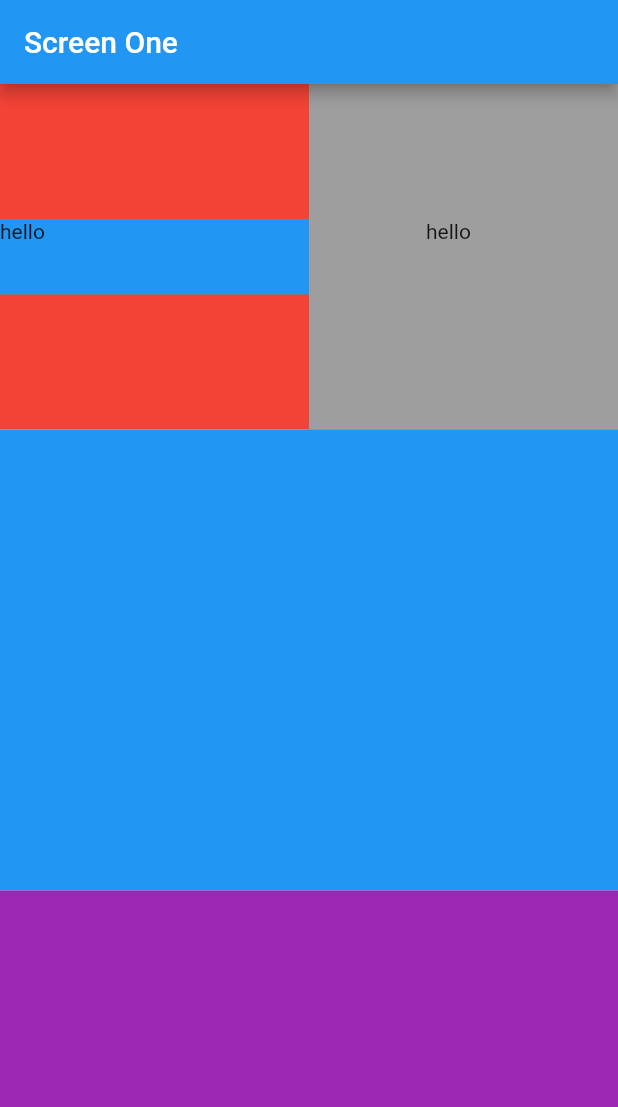
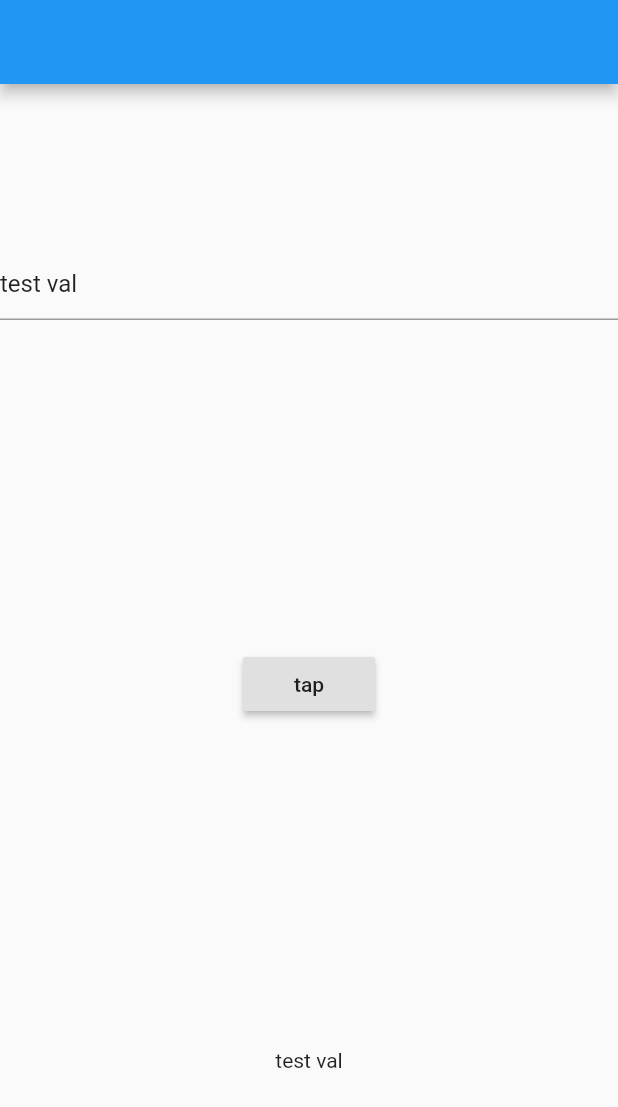
Before and after one commit to shakeeb1998/flutter_online_2, a Flutter app: the screen it shows after launch, on a phone screen of 412 x 824 dp. Shown: the top 1107 px of the screen. Run offline on Flutter 3.47's test engine with Material 2 defaults, Android fonts, the phone set to English and light mode, and no system bars.

Commit message:
value passing

```diff
--- a/lib/main.dart
+++ b/lib/main.dart
@@ -3,6 +3,7 @@ import 'package:flutter_online_2/rows_and_columns.dart';
 import 'package:flutter_online_2/second.dart';
 
 void main() {
+
   runApp(new MyApp());
 //  Person(name: "dd",);
 }
@@ -19,6 +20,8 @@ class ContainerVaribles {
 class _MyAppState extends State<MyApp> {
   ValueNotifier colorNotifier = new ValueNotifier({"color": ""});
   ContainerVaribles cv = new ContainerVaribles();
+  ValueNotifier valueNotifier = new ValueNotifier("test val");
+  String text="";
 
 
 //  dynamic color = Colors.red;
@@ -26,81 +29,15 @@ class _MyAppState extends State<MyApp> {
   Widget build(BuildContext context) {
     return new MaterialApp(
       home: new Scaffold(
-        appBar: new AppBar(
-          title: new Text("Screen One"),
-        ),
+        appBar: new AppBar(title: new Text(text),),
+          body: new Column(
+            mainAxisAlignment: MainAxisAlignment.spaceAround,
+            children: <Widget>[
+            CTextF(valueNotifier: valueNotifier,),
+            CButton(valueNotifier: valueNotifier,),
 
-        body: Column(
-          children: <Widget>[
-
-            Flexible(
-                flex: 30,
-                child: Column(
-                  children: <Widget>[
-                    Expanded(
-                      child: Container(
-                        color: Colors.red,
-                        child: Row(
-                          children: <Widget>[
-//                          new Text("ss"),
-                            Flexible(
-                              flex: 50,
-                              child: Row(
-                                children: <Widget>[
-                                  Expanded(
-                                    child: Container(
-                                      color: Colors.green,
-                                      child: ContainerOne(width: 50.0,height: 50.0,),
-                                    ),
-                                  ),
-                                ],
-                              ),
-                            ),
-                            Flexible(
-                              flex: 50,
-                              child: Row(
-                                children: <Widget>[
-                                  Expanded(
-                                    child: Container(
-                                        color: Colors.grey,
-                                        child: Center(
-                                          child: ContainerOne(
-                                            width: 50.0, height: 50.0,color: Colors.grey,),
-                                        ),
-
-                                    ),
-                                  ),
-                                ],
-                              ),
-                            )
-
-                          ],
-                        ),
-
-                      ),
-                    ),
-                  ],
-                )
-
-            ),
-
-            Flexible(
-              flex: 40,
-              child: Container(
-                color: Colors.blue,
-              ),
-            ),
-
-            Flexible(
-              flex: 30,
-              child: Container(
-                color: Colors.purple,
-              ),
-            )
-
-
-          ],
-        ),
+            CText(valueNotifier: valueNotifier,),
+          ],)
       ),
 
     );
@@ -108,56 +45,84 @@ class _MyAppState extends State<MyApp> {
 }
 
 
-class ContainerOne extends StatefulWidget {
-  dynamic height, width, color;
+class CText extends StatefulWidget {
+  ValueNotifier valueNotifier;
+  CText({
 
-
-  ContainerOne(
-      {this.height = 100.0, this.width = 100.0, this.color = Colors.blue}) {
-    print("new object");
-  }
-
+   @required this.valueNotifier});
   @override
-  _ContainerOneState createState() => _ContainerOneState();
+  _CTextState createState() => _CTextState();
 }
 
-class _ContainerOneState extends State<ContainerOne> {
+class _CTextState extends State<CText> {
+//  ValueNotifier valueNotifier = ValueNotifier("Text");
+
   @override
   void initState() {
     // TODO: implement initState
     super.initState();
-    print("re initilizing state");
+    widget.valueNotifier.addListener(list);
+  }
+
+  list(){
+    print("dd");
+    setState(() {
+
+    });
+  }
+  @override
+  Widget build(BuildContext context) {
+    return Text(widget.valueNotifier.value);
+  }
+}
+
+
+class CButton extends StatefulWidget {
+  ValueNotifier valueNotifier;
+  CButton({this.valueNotifier});
+  @override
+  _CButtonState createState() => _CButtonState();
+}
+
+class _CButtonState extends State<CButton> {
+  @override
+  Widget build(BuildContext context) {
+    return new RaisedButton(onPressed: (){
+
+    },child: new Text("tap"),);
+  }
+}
+
+
+
+class CTextF extends StatefulWidget {
+  ValueNotifier valueNotifier;
+  CTextF({this.valueNotifier});
+  @override
+  _CTextFState createState() => _CTextFState();
+}
+
+class _CTextFState extends State<CTextF> {
+  TextEditingController textEditingController;
+
+  @override
+  void initState() {
+    // TODO: implement initState
+    super.initState();
+    textEditingController = new TextEditingController(text: widget.valueNotifier.value);
+
+    textEditingController.addListener(listever);
+  }
+  listever(){
+    print("val changed ${textEditingController.text   }");
+
+    widget.valueNotifier.value=textEditingController.text;
   }
 
   @override
   Widget build(BuildContext context) {
-    return Container(
-      height: widget.width,
-      width: widget.height,
-      color: widget.color,
-      child: Text("hello"),
+    return TextFormField(
+      controller: textEditingController,
     );
   }
 }
-
-
-class ContainerTwp extends StatefulWidget {
-  @override
-  _ContainerTwpState createState() => _ContainerTwpState();
-}
-
-class _ContainerTwpState extends State<ContainerTwp> {
-  dynamic height, width, color;
-
-  _ContainerTwpState(
-      {this.color = Colors.red, this.width = 100, this.height = 100});
-
-  @override
-  Widget build(BuildContext context) {
-    return Container(
-      height: height,
-      width: width,
-      color: color,
-    );
-  }
-}
```
